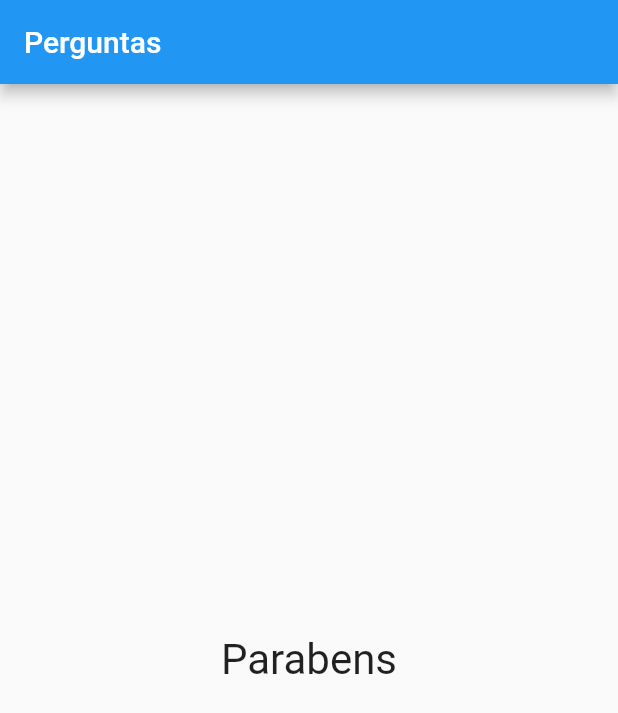
After one commit to PauloHdaSLopes/projeto_perguntas, a Flutter app: the screen it shows after launch, after a tap on "15", after a tap on "Capricornio", after a tap on "Verde", on a phone screen of 412 x 824 dp. The commit adds this screen. Shown: the top 713 px of the screen. Run offline on Flutter 3.47's test engine with Material 2 defaults, Android fonts, the phone set to English and light mode, and no system bars.

Commit message:
:construction: result widget

```diff
--- a/lib/main.dart
+++ b/lib/main.dart
@@ -1,6 +1,7 @@
 import 'package:flutter/material.dart';
 import './questao.dart';
 import './resposta.dart';
+import 'resultado.dart';
 
 void main() {
   runApp(const PerguntaApp());
@@ -58,12 +59,7 @@ class _PerguntaAppState extends State<PerguntaApp> {
             Questao(_perguntas[_perguntaSelecionada]['texto'].toString()),
             ...respostas.map((t) => Resposta(t, _responder))
           ],
-        ) : const Center(
-          child: Text(
-            'Parabens',
-            style: TextStyle(fontSize: 28),
-          ),
-        ),
+        ) : const Resultado(),
       ),
     );
   }
--- /dev/null
+++ b/lib/resultado.dart
@@ -0,0 +1,15 @@
+import 'package:flutter/material.dart';
+
+class Resultado extends StatelessWidget {
+  const Resultado({Key? key}) : super(key: key);
+
+  @override
+  Widget build(BuildContext context) {
+    return const Center(
+      child: Text(
+        'Parabens',
+        style: TextStyle(fontSize: 28),
+      ),
+    );
+  }
+}
```
